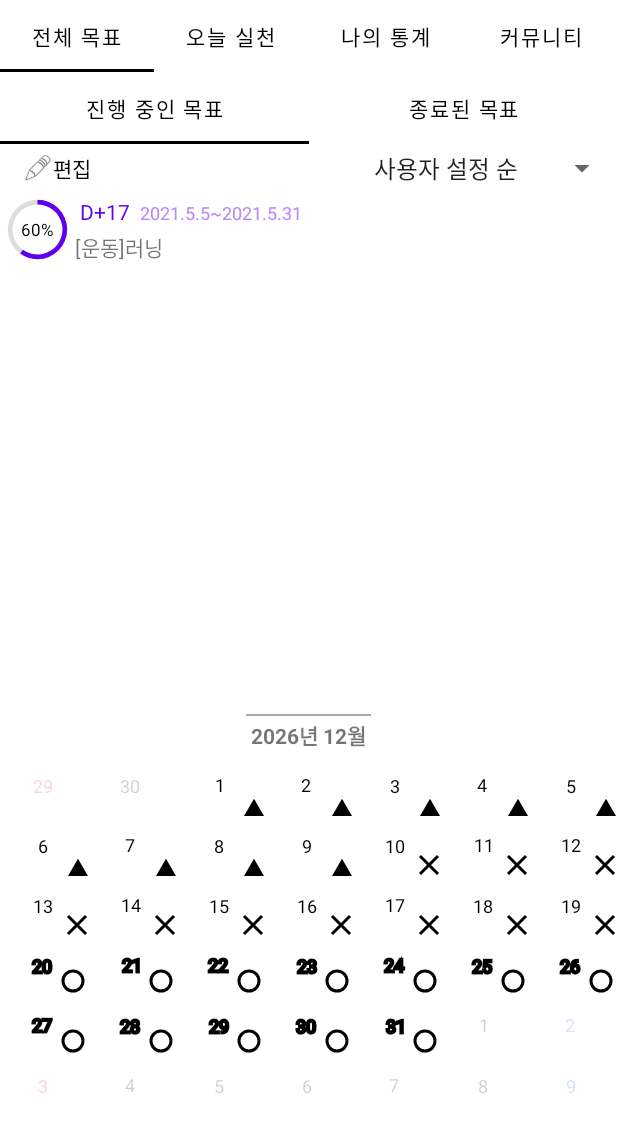
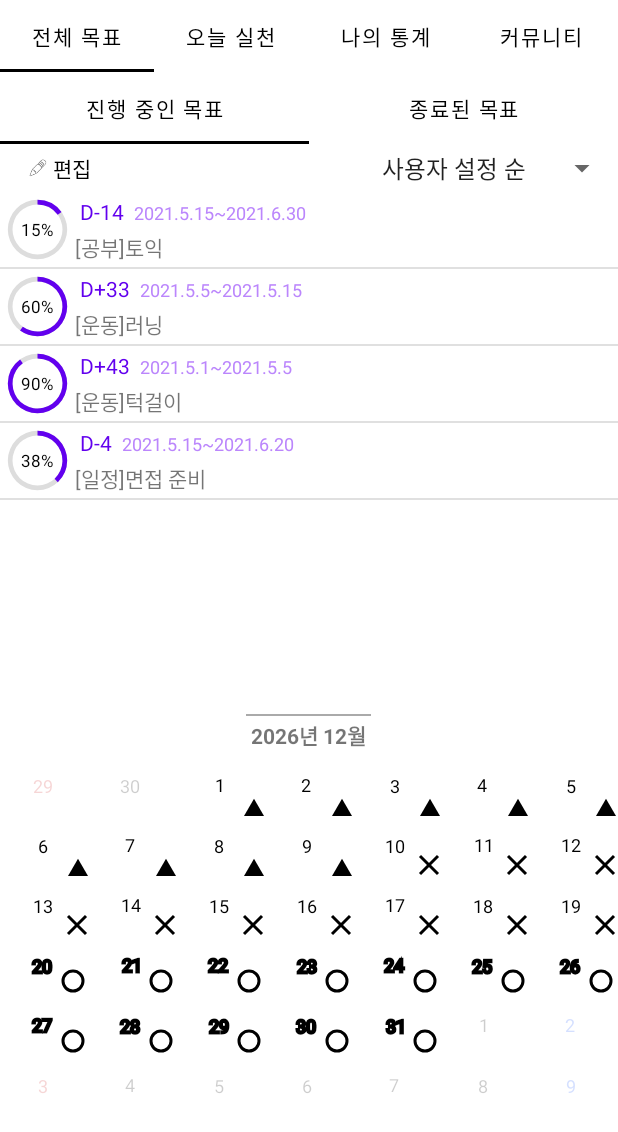
Before and after one commit to ksi05503/klp-scheduler-android, an Android app: the screen it shows after launch (MainActivity), on a phone screen of 412 x 824 dp. Shown: the top 1132 px of the screen. Run offline under Robolectric (Android 15) with nearby library versions, the phone set to English and light mode, and no system bars.

Commit message:
정렬 구현

```diff
--- a/app/src/main/java/com/example/klp/GoalFirstFragment.kt
+++ b/app/src/main/java/com/example/klp/GoalFirstFragment.kt
@@ -8,12 +8,17 @@ import androidx.fragment.app.Fragment
 import android.view.LayoutInflater
 import android.view.View
 import android.view.ViewGroup
+import androidx.fragment.app.activityViewModels
 import androidx.lifecycle.MutableLiveData
+import androidx.lifecycle.Observer
+import androidx.recyclerview.widget.DividerItemDecoration
 import androidx.recyclerview.widget.LinearLayoutManager
 import androidx.recyclerview.widget.RecyclerView
 import com.example.klp.adapter.GoalFragRecyclerViewAdapter
 import com.example.klp.databinding.FragmentGoalFirstBinding
 import com.example.klp.datas.Schedule
+import com.example.klp.model.GoalViewModel
+import com.example.klp.utils.Category
 import java.lang.Exception
 import kotlin.collections.ArrayList
 
@@ -22,7 +27,7 @@ class GoalFirstFragment : Fragment() {
     var binding:FragmentGoalFirstBinding?=null
     var recyclerView:RecyclerView?=null
     var adapter: GoalFragRecyclerViewAdapter?=null
-    var mCalendarList:MutableLiveData<ArrayList<Any>>?=null
+    val viewModel:GoalViewModel by activityViewModels()
     override fun onCreateView(
         inflater: LayoutInflater, container: ViewGroup?,
         savedInstanceState: Bundle?
@@ -37,44 +42,45 @@ class GoalFirstFragment : Fragment() {
             adapter = GoalFragRecyclerViewAdapter(ArrayList<Schedule>())
 
             recyclerView!!.layoutManager = LinearLayoutManager(context, LinearLayoutManager.VERTICAL, false)
+            recyclerView!!.addItemDecoration(DividerItemDecoration(requireContext(), LinearLayoutManager.VERTICAL))
             recyclerView!!.adapter = adapter
 
-            var cal1 = Calendar.getInstance()
-            cal1.set(Calendar.YEAR, 2021)
-            cal1.set(Calendar.MONTH, Calendar.MAY)
-            cal1.set(Calendar.DAY_OF_MONTH, 5)
-            var cal2 = Calendar.getInstance()
-            cal2.set(Calendar.YEAR, 2021)
-            cal2.set(Calendar.MONTH, Calendar.MAY)
-            cal2.set(Calendar.DAY_OF_MONTH, 31)
+            //테스트 코드
+            var cal1 = generateCal(2021, 5, 1)
+            var cal2 = generateCal(2021, 5, 5)
+            var cal3 = generateCal(2021, 5, 15)
+            var cal4 = generateCal(2021, 6, 20)
+            var cal5 = generateCal(2021, 6, 30)
 
-            adapter!!.scheList.add(Schedule(60, "운동", "러닝", cal1, cal2))
+            adapter!!.scheList.add(Schedule(15, Category.STUDY, "토익", cal3, cal5))
+            adapter!!.scheList.add(Schedule(60, Category.EXERCISE, "러닝", cal2, cal3))
+            adapter!!.scheList.add(Schedule(90, Category.EXERCISE, "턱걸이", cal1, cal2))
+            adapter!!.scheList.add(Schedule(38, Category.SCHEDULE, "면접 준비", cal3, cal4))
             adapter!!.notifyDataSetChanged()
         }
+
+        viewModel.selected.observe(viewLifecycleOwner, Observer {
+            when(it){
+                0->{
+
+                }
+                1->{
+                    adapter!!.scheList.sortBy { it.end }
+                    adapter!!.notifyDataSetChanged()
+                }
+                2->{
+                    adapter!!.scheList.sortBy { it.category }
+                    adapter!!.notifyDataSetChanged()
+                }
+            }
+        })
     }
 
-    private fun setCalendarList(){
-        var cal = GregorianCalendar()
-        var calendarList = ArrayList<Any>()
-
-        for(i:Int in -300..300){
-            try{
-                var calendar = GregorianCalendar(cal.get(Calendar.YEAR), cal.get(Calendar.MONTH) + i, 1, 0, 0, 0)
-                calendarList.add(calendar.timeInMillis)
-
-                val dayOfWeek = calendar.get(Calendar.DAY_OF_WEEK) - 1 //해당 월  시작 요일 - 1 = 빈칸
-                val max = calendar.getActualMaximum(Calendar.DAY_OF_MONTH) //해당 월 마지막 요일
-                for(j in 0 until dayOfWeek){
-                    calendarList.add("empty")
-                }
-                for(j in 1..max){
-                    calendarList.add(GregorianCalendar(calendar.get(Calendar.YEAR), calendar.get(Calendar.MONTH), j))
-                }
-            }
-            catch(e:Exception){
-                Log.e("Exception", e.toString())
-            }
-        }
-        mCalendarList!!.value = calendarList
+    private fun generateCal(year:Int, month:Int, day:Int):Calendar{
+        var cal = Calendar.getInstance()
+        cal.set(Calendar.YEAR, year)
+        cal.set(Calendar.MONTH, month-1)
+        cal.set(Calendar.DAY_OF_MONTH, day)
+        return cal
     }
 }
--- a/app/src/main/java/com/example/klp/GoalFragment.kt
+++ b/app/src/main/java/com/example/klp/GoalFragment.kt
@@ -5,15 +5,20 @@ import androidx.fragment.app.Fragment
 import android.view.LayoutInflater
 import android.view.View
 import android.view.ViewGroup
+import android.widget.AdapterView
+import android.widget.Toast
+import androidx.fragment.app.activityViewModels
 import com.example.klp.adapter.CalendarAdapter
 import com.example.klp.adapter.GoalFragStateAdapter
 import com.example.klp.databinding.FragmentGoalBinding
+import com.example.klp.model.GoalViewModel
 import com.google.android.material.tabs.TabLayoutMediator
 
 class GoalFragment : Fragment() {
     var binding:FragmentGoalBinding?=null
     val fragArr = arrayListOf<String>("진행 중인 목표", "종료된 목표")
     var calendarAdapter: CalendarAdapter?=null
+    val viewModel:GoalViewModel by activityViewModels()
 
     override fun onCreateView(
         inflater: LayoutInflater, container: ViewGroup?,
@@ -32,11 +37,38 @@ class GoalFragment : Fragment() {
     }
 
     private fun init() {
-        binding!!.goalViewPager.adapter = GoalFragStateAdapter(this.requireActivity())
-        TabLayoutMediator(binding!!.goalTabLayout, binding!!.goalViewPager){
-            tab, position ->
-            tab.text = fragArr[position]
-        }.attach()
+        binding!!.apply {
+            goalViewPager.adapter = GoalFragStateAdapter(requireActivity())
+            TabLayoutMediator(binding!!.goalTabLayout, binding!!.goalViewPager){
+                    tab, position ->
+                tab.text = fragArr[position]
+            }.attach()
+
+            goalSpinner.onItemSelectedListener = object:AdapterView.OnItemSelectedListener{
+                override fun onItemSelected(
+                    parent: AdapterView<*>?,
+                    view: View?,
+                    position: Int,
+                    id: Long
+                ) {
+                    when(position){
+                        0->{
+                            Toast.makeText(parent?.context, "사용자 설정 순", Toast.LENGTH_SHORT).show()
+                            viewModel.select(0)
+                        }
+                        1->{
+                            Toast.makeText(parent?.context, "남은 기한 순", Toast.LENGTH_SHORT).show()
+                            viewModel.select(1)
+                        }
+                        2->{
+                            Toast.makeText(parent?.context, "카테고리 별", Toast.LENGTH_SHORT).show()
+                            viewModel.select(2)
+                        }
+                    }
+                }
+                override fun onNothingSelected(parent: AdapterView<*>?) { }
+            }
+        }
     }
 
     override fun onDestroy() {
--- a/app/src/main/java/com/example/klp/TodayFragment.kt
+++ b/app/src/main/java/com/example/klp/TodayFragment.kt
@@ -6,10 +6,12 @@ import androidx.fragment.app.Fragment
 import android.view.LayoutInflater
 import android.view.View
 import android.view.ViewGroup
+import androidx.recyclerview.widget.DividerItemDecoration
 import androidx.recyclerview.widget.LinearLayoutManager
 import com.example.klp.adapter.GoalFragRecyclerViewAdapter
 import com.example.klp.databinding.FragmentTodayBinding
 import com.example.klp.datas.Schedule
+import com.example.klp.utils.Category
 
 
 class TodayFragment : Fragment() {
@@ -28,6 +30,7 @@ class TodayFragment : Fragment() {
         super.onViewCreated(view, savedInstanceState)
         binding!!.apply {
             recyclerView.layoutManager = LinearLayoutManager(requireContext(), LinearLayoutManager.VERTICAL, false)
+            recyclerView!!.addItemDecoration(DividerItemDecoration(requireContext(), LinearLayoutManager.VERTICAL))
             adapter = GoalFragRecyclerViewAdapter(ArrayList<Schedule>())
             recyclerView.adapter = adapter
             adapter!!.apply {
@@ -41,7 +44,7 @@ class TodayFragment : Fragment() {
                 cal2.set(Calendar.DAY_OF_MONTH, 30)
 
 
-                scheList.add(Schedule(35, "공부", "토익 문제집", cal1, cal2))
+                scheList.add(Schedule(35, Category.STUDY, "토익 문제집", cal1, cal2))
             }
         }
     }
--- a/app/src/main/java/com/example/klp/adapter/GoalFragRecyclerViewAdapter.kt
+++ b/app/src/main/java/com/example/klp/adapter/GoalFragRecyclerViewAdapter.kt
@@ -9,6 +9,7 @@ import android.widget.TextView
 import androidx.recyclerview.widget.RecyclerView
 import com.example.klp.R
 import com.example.klp.datas.Schedule
+import com.example.klp.utils.Category
 import kotlin.math.abs
 
 class GoalFragRecyclerViewAdapter(val scheList:ArrayList<Schedule>):RecyclerView.Adapter<GoalFragRecyclerViewAdapter.ViewHolder>() {
@@ -17,6 +18,7 @@ class GoalFragRecyclerViewAdapter(val scheList:ArrayList<Schedule>):RecyclerView
         val percentText:TextView = view.findViewById(R.id.percentText)
         val periodText:TextView = view.findViewById(R.id.periodText)
         val cateText:TextView = view.findViewById(R.id.cateText)
+        val titleText:TextView = view.findViewById(R.id.titleText)
         val dDayText:TextView = view.findViewById(R.id.dDayText)
         val per_circle:ProgressBar = view.findViewById(R.id.percent_circle)
     }
@@ -36,7 +38,18 @@ class GoalFragRecyclerViewAdapter(val scheList:ArrayList<Schedule>):RecyclerView
         holder.per_circle.progress = percent
         holder.percentText.text = scheList[position].percent.toString()+"%"
         holder.periodText.text = "${start.get(Calendar.YEAR)}.${start.get(Calendar.MONTH)+1}.${start.get(Calendar.DAY_OF_MONTH)}~${end.get(Calendar.YEAR)}.${end.get(Calendar.MONTH)+1}.${end.get(Calendar.DAY_OF_MONTH)}"
-        holder.cateText.text = "[${scheList[position].category}]${scheList[position].title}"
+        holder.titleText.text = "${scheList[position].title}"
+        when(scheList[position].category){
+            Category.EXERCISE->{ //운동
+                holder.cateText.text = "[운동]"
+            }
+            Category.STUDY->{ //공부
+                holder.cateText.text = "[공부]"
+            }
+            Category.SCHEDULE->{ //일정
+                holder.cateText.text = "[일정]"
+            }
+        }
 
         if(dDay > 0){
             holder.dDayText.text = "D-"+abs(dDay + 1).toString()
--- a/app/src/main/java/com/example/klp/datas/Schedule.kt
+++ b/app/src/main/java/com/example/klp/datas/Schedule.kt
@@ -2,5 +2,6 @@ package com.example.klp.datas
 
 import java.io.Serializable
 import android.icu.util.*
+import com.example.klp.utils.Category
 
-data class Schedule(var percent:Int, var category:String, var title:String, var start:Calendar, var end:Calendar):Serializable
+data class Schedule(var percent:Int, var category:Category, var title:String, var start:Calendar, var end:Calendar):Serializable
--- /dev/null
+++ b/app/src/main/java/com/example/klp/datas/ScheduleData.kt
@@ -0,0 +1,4 @@
+package com.example.klp.datas
+
+data class ScheduleData(var uid:String, var sid:Int, var sname:String, var sdate:String, var stime:String,
+                        var sregular:Int, var stype:String, var sestimate:Int, var simportance:Int, var sdetail:String)
--- /dev/null
+++ b/app/src/main/java/com/example/klp/model/GoalViewModel.kt
@@ -0,0 +1,11 @@
+package com.example.klp.model
+
+import androidx.lifecycle.MutableLiveData
+import androidx.lifecycle.ViewModel
+
+class GoalViewModel:ViewModel() {
+    val selected = MutableLiveData<Int>()
+    fun select(num:Int){
+        selected.value = num
+    }
+}
--- /dev/null
+++ b/app/src/main/java/com/example/klp/utils/Category.kt
@@ -0,0 +1,5 @@
+package com.example.klp.utils
+
+enum class Category {
+    EXERCISE, STUDY, SCHEDULE
+}
--- a/app/src/main/res/layout/fragment_goal.xml
+++ b/app/src/main/res/layout/fragment_goal.xml
@@ -34,6 +34,8 @@
                 android:layout_width="20dp"
                 android:layout_height="20dp"
                 android:layout_weight="1"
+                android:padding="3dp"
+                android:scaleType="fitXY"
                 android:src="@android:drawable/ic_menu_edit" />
 
             <TextView
@@ -55,7 +57,9 @@
             android:id="@+id/goalSpinner"
             android:layout_width="wrap_content"
             android:layout_height="wrap_content"
-            android:entries="@array/goalSpinner" />
+            android:entries="@array/goalSpinner"
+            android:gravity="center"
+            android:textAlignment="textEnd" />
 
     </LinearLayout>
 
--- a/app/src/main/res/layout/fragment_goal_first.xml
+++ b/app/src/main/res/layout/fragment_goal_first.xml
@@ -8,6 +8,6 @@
 
     <androidx.recyclerview.widget.RecyclerView
         android:id="@+id/goalFirstRecycler"
-        android:layout_width="wrap_content"
+        android:layout_width="match_parent"
         android:layout_height="wrap_content" />
 </LinearLayout>
--- a/app/src/main/res/layout/goal_row.xml
+++ b/app/src/main/res/layout/goal_row.xml
@@ -1,16 +1,15 @@
 <?xml version="1.0" encoding="utf-8"?>
-<LinearLayout
-    xmlns:android="http://schemas.android.com/apk/res/android"
+<LinearLayout xmlns:android="http://schemas.android.com/apk/res/android"
     xmlns:app="http://schemas.android.com/apk/res-auto"
     xmlns:tools="http://schemas.android.com/tools"
-    android:layout_width="wrap_content"
+    android:layout_width="match_parent"
     android:layout_height="wrap_content"
     android:gravity="left"
     android:orientation="horizontal">
 
     <FrameLayout
-        android:layout_width="match_parent"
-        android:layout_height="match_parent">
+        android:layout_width="wrap_content"
+        android:layout_height="wrap_content">
 
         <ProgressBar
             android:id="@+id/percent_circle"
@@ -29,9 +28,9 @@
             android:layout_width="50dp"
             android:layout_height="50dp"
             android:gravity="center"
-            android:textSize="11sp"
             android:text="90%"
-            android:textColor="@color/black" />
+            android:textColor="@color/black"
+            android:textSize="11sp" />
     </FrameLayout>
 
     <LinearLayout
@@ -64,10 +63,23 @@
 
         </LinearLayout>
 
-        <TextView
-            android:id="@+id/cateText"
-            android:layout_width="wrap_content"
-            android:layout_height="wrap_content"
-            android:text="[분류]이름" />
+        <LinearLayout
+            android:layout_width="match_parent"
+            android:layout_height="match_parent"
+            android:orientation="horizontal">
+
+            <TextView
+                android:id="@+id/cateText"
+                android:layout_width="wrap_content"
+                android:layout_height="wrap_content"
+                android:text="[분류]" />
+
+            <TextView
+                android:id="@+id/titleText"
+                android:layout_width="wrap_content"
+                android:layout_height="wrap_content"
+                android:text="일정이름" />
+        </LinearLayout>
+
     </LinearLayout>
 </LinearLayout>
```
